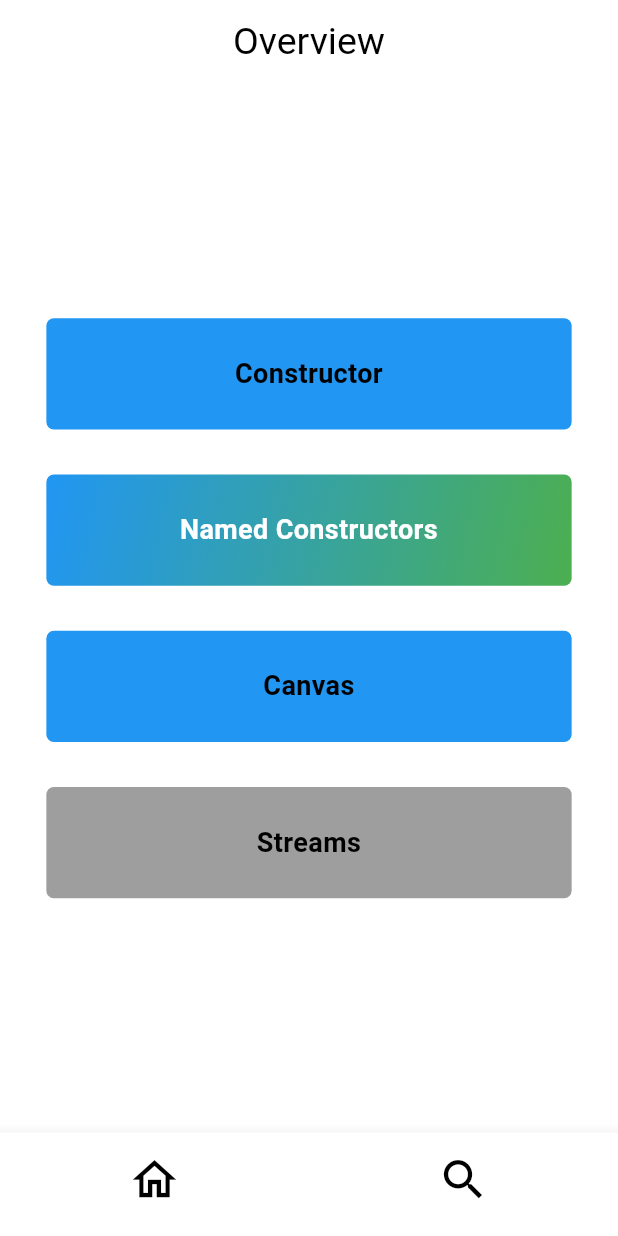
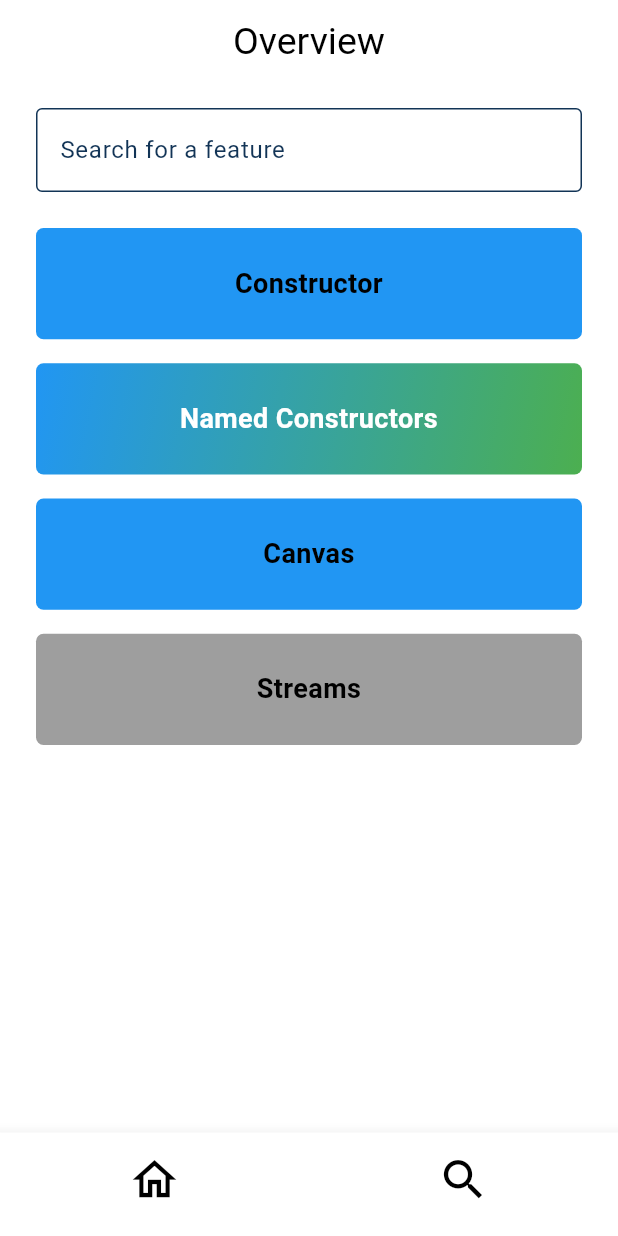
Before and after one commit to tobe-official/IP_2025_08_flutter_knowledge, a Flutter app: the OverviewPage screen opened by its route, on a phone screen of 412 x 824 dp. Run offline on Flutter 3.47's test engine with Material 3 defaults, Android fonts, the phone set to English and light mode, and no system bars; our stand-ins replace auto_route.

Commit message:
feat: updated overview page, added searchbar and filter

```diff
--- a/lib/app/pages/global/global.dart
+++ b/lib/app/pages/global/global.dart
@@ -21,15 +21,19 @@ class GlobalPage extends StatelessWidget {
     final screenHeight = MediaQuery.of(context).size.height;
 
     return Scaffold(
+      backgroundColor: Colors.white,
       appBar: CustomAppBar(
         title: title,
         arrowBack: true,
       ),
       body: Center(
-        child: SizedBox(
-          height: screenHeight * 0.6,
-          width: screenWidth * 0.8,
-          child: Column(
+        child: SizedBox(height: screenHeight * 0.6, width: screenWidth * 0.8, child: _column()),
+      ),
+    );
+  }
+
+  Widget _column() {
+    return Column(
       mainAxisAlignment: MainAxisAlignment.center,
       children: [
         Text(
@@ -45,9 +49,6 @@ class GlobalPage extends StatelessWidget {
         ),
         SizedBox(height: 200),
       ],
-          ),
-        ),
-      ),
     );
   }
 }
--- a/lib/app/pages/overview/overview.dart
+++ b/lib/app/pages/overview/overview.dart
@@ -4,57 +4,140 @@ import 'package:ip_2025_08_flutter_knowledge/app/pages/overview/widgets/box.dart
 import 'package:ip_2025_08_flutter_knowledge/app/widgets/custom_app_bar.dart';
 import 'package:ip_2025_08_flutter_knowledge/app/widgets/custom_bottom_navigator.dart';
 
-@RoutePage()
-class OverviewPage extends StatelessWidget {
-  const OverviewPage({super.key});
-
-  @override
-  Widget build(BuildContext context) {
-    return Scaffold(
-      backgroundColor: Colors.white,
-      appBar: CustomAppBar(
-        title: 'Overview',
-      ),
-      //TODO add a search field for better searching
-      body: Center(
-        child: Column(
-          mainAxisAlignment: MainAxisAlignment.center,
-          children: [
+final List<BoxWidget> _allBoxes = [
   BoxWidget(
     title: 'Constructor',
-              description:
-                  'This Screen has a normal constructor behind it. We used the default constructors to build this page.',
+    description: 'This Screen has a normal constructor behind it. We used the default constructors to build this page.',
     isNamedConstructor: false,
     routerPath: '/global',
     color: Colors.blue,
   ),
-            SizedBox(height: 30),
   BoxWidget.transition(
     title: 'Named Constructors',
-              description:
-                  'This Screen has a named constructor behind it. We used the named constructors to build this page.',
+    description: 'This Screen has a named constructor behind it. We used the named constructors to build this page.',
     isNamedConstructor: true,
     routerPath: '/global',
     color: Colors.blue,
     secondaryColor: Colors.green,
     fontColor: Colors.white,
   ),
-            SizedBox(height: 30),
   BoxWidget(
     title: 'Canvas',
     routerPath: '/canvas',
     color: Colors.blue,
   ),
-            SizedBox(height: 30),
   BoxWidget(
     title: 'Streams',
     routerPath: '/streams',
   ),
-          ],
+];
+
+@RoutePage()
+class OverviewPage extends StatefulWidget {
+  const OverviewPage({super.key});
+
+  @override
+  State<OverviewPage> createState() => _OverviewPageState();
+}
+
+class _OverviewPageState extends State<OverviewPage> {
+  late final TextEditingController _ctrl;
+  late List<BoxWidget> _filtered;
+
+  @override
+  void initState() {
+    super.initState();
+    _ctrl = TextEditingController();
+    _filtered = _allBoxes;
+  }
+
+  @override
+  void dispose() {
+    _ctrl.dispose();
+    super.dispose();
+  }
+
+  void _onSearchChanged(String q) {
+    final query = q.trim().toLowerCase();
+    setState(() {
+      _filtered = query.isEmpty
+          ? _allBoxes
+          : _allBoxes.where((box) => (box.title).toString().toLowerCase().contains(query)).toList();
+    });
+  }
+
+  @override
+  Widget build(BuildContext context) {
+    return Scaffold(
+      backgroundColor: Colors.white,
+      resizeToAvoidBottomInset: false,
+      appBar: const CustomAppBar(title: 'Overview'),
+      body: _body(),
+      bottomNavigationBar: const CustomBottomNavigator(initialIndexOfScreen: 1),
+    );
+  }
+
+  Widget _searchField(BuildContext context) {
+    return TextField(
+      controller: _ctrl,
+      onChanged: _onSearchChanged,
+      autocorrect: false,
+      cursorColor: Color(0xFF123456),
+      cursorErrorColor: Colors.red,
+      decoration: InputDecoration(
+        labelText: 'Search for a feature',
+        labelStyle: TextStyle(color: Color(0xFF123456)),
+        hintText: 'Example: Streams',
+        hintStyle: TextStyle(color: Colors.grey),
+        enabledBorder: const OutlineInputBorder(
+          borderSide: BorderSide(color: Color(0xFF123456)),
+        ),
+        focusedBorder: const OutlineInputBorder(
+          borderSide: BorderSide(color: Color(0xFF123456), width: 2),
+        ),
+        errorBorder: const OutlineInputBorder(
+          borderSide: BorderSide(color: Colors.red),
+        ),
+        focusedErrorBorder: const OutlineInputBorder(
+          borderSide: BorderSide(color: Colors.red, width: 2),
+        ),
+        suffixIcon: _ctrl.text.trim().isEmpty
+            ? null
+            : IconButton(
+                icon: const Icon(Icons.clear),
+                onPressed: () {
+                  _ctrl.clear();
+                  _onSearchChanged('');
+                },
               ),
       ),
-      bottomNavigationBar: CustomBottomNavigator(
-        initialIndexOfScreen: 1,
+    );
+  }
+
+  Widget _boxesDisplay(BoxWidget box) {
+    return Container(
+      margin: const EdgeInsets.only(top: 0),
+      child: box,
+    );
+  }
+
+  Widget _body() {
+    return Padding(
+      padding: const EdgeInsets.symmetric(horizontal: 24, vertical: 16),
+      child: Column(
+        children: [
+          _searchField(context),
+          const SizedBox(height: 24),
+          Expanded(
+            child: _filtered.isEmpty
+                ? const Center(child: Text('Nothing found. Try again'))
+                : ListView.separated(
+                    itemCount: _filtered.length,
+                    separatorBuilder: (_, __) => const SizedBox(height: 16),
+                    itemBuilder: (_, i) => _boxesDisplay(_filtered[i]),
+                  ),
+          ),
+        ],
       ),
     );
   }
```
Lines whose indentation alone changed are shown as unchanged.
